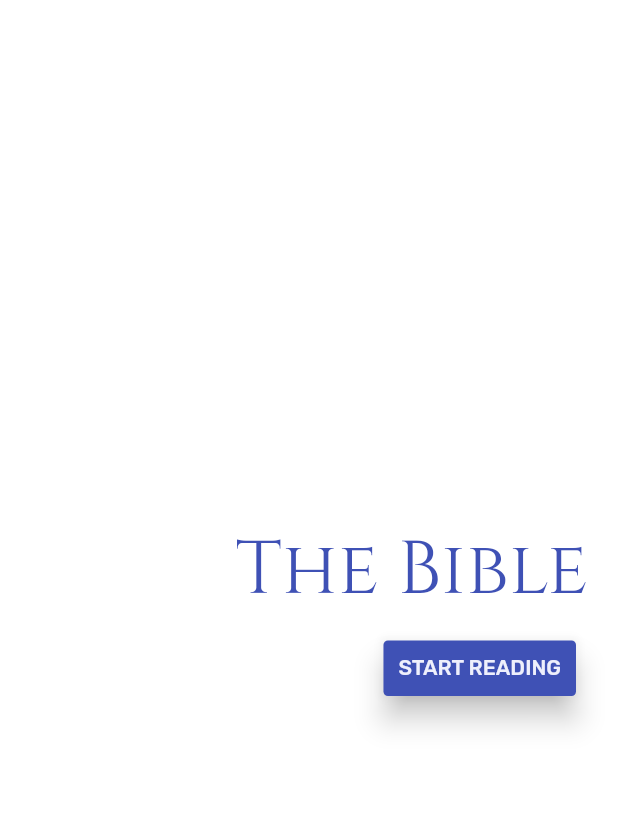
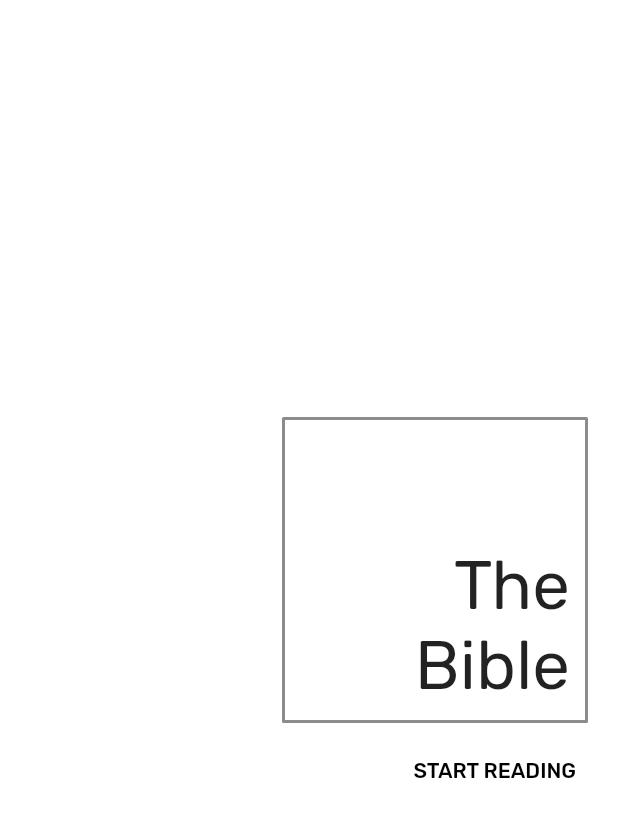
Before and after one commit to lazyelegance/theWord, a Flutter app: the screen it shows after launch, on a phone screen of 412 x 824 dp. Shown: the top 817 px of the screen. Run offline on Flutter 3.47's test engine with Material 2 defaults, Android fonts, the phone set to English and light mode, and no system bars.

Commit message:
updates welcome page styling

```diff
--- a/lib/welcome.dart
+++ b/lib/welcome.dart
@@ -6,45 +6,66 @@ class WelcomePage extends StatelessWidget {
   Widget _startButton(BuildContext context) {
     return new Padding(
       padding: const EdgeInsets.all(8.0),
-      child: RaisedButton(
+      child: FlatButton(
         padding: EdgeInsets.all(10.0),
-        elevation: 8.0,
-        color: kPrimaryColor,
-        textColor: kSurfaceDark,
+        color: kSurfaceWhite,
+        textColor: Colors.black,
         child: Text('START READING'),
         onPressed: () {
           Navigator.pop(context);
         },
         shape: RoundedRectangleBorder(
-          borderRadius: BorderRadius.all(Radius.circular(3.0)),
+          borderRadius: BorderRadius.all(Radius.circular(1.0)),
         ),
       ),
     );
   }
 
-  Widget _buildTitle(BuildContext context) {
+  Widget _buildContent(BuildContext context) {
     return Padding(
-      padding: const EdgeInsets.all(20.0),
+      padding: const EdgeInsets.all(10.0),
       child: Row(
         mainAxisAlignment: MainAxisAlignment.end,
         children: <Widget>[
           Column(
             mainAxisAlignment: MainAxisAlignment.center,
             crossAxisAlignment: CrossAxisAlignment.end,
+            children: <Widget>[_buildTitle(), _startButton(context)],
+          ),
+        ],
+      ),
+    );
+  }
+
+  Widget _buildTitle() {
+    return Container(
+      padding: EdgeInsets.all(10.0),
+      margin: EdgeInsets.only(right: 10.0),
+      decoration: BoxDecoration(
+        border: Border.all(
+          color: Colors.black45,
+          width: 2.0,
+        ),
+        borderRadius: BorderRadius.all(Radius.circular(1.0)),
+      ),
+      child: SizedBox(
+        height: 180.0,
+        width: 180.0,
+        child: Column(
+          mainAxisAlignment: MainAxisAlignment.end,
+          crossAxisAlignment: CrossAxisAlignment.end,
           children: <Widget>[
             Text(
               'The Bible',
               style: TextStyle(
-                    color: kPrimaryColor,
-                    fontSize: 50.0,
-                    fontFamily: 'Cinzel',
-                    fontWeight: FontWeight.w300),
+                  color: Colors.black87,
+                  fontSize: 45.0,
+                  fontFamily: 'Rubik',
+                  fontWeight: FontWeight.w100),
               textAlign: TextAlign.end,
             ),
-              _startButton(context)
           ],
         ),
-        ],
       ),
     );
   }
@@ -53,7 +74,7 @@ class WelcomePage extends StatelessWidget {
   Widget build(BuildContext context) {
     return new Scaffold(
       body: Center(
-        child: _buildTitle(context),
+        child: _buildContent(context),
       ),
     );
   }
--- a/pubspec.yaml
+++ b/pubspec.yaml
@@ -4,10 +4,12 @@ description: Bible mobile application built with Flutter
 dependencies:
   flutter:
     sdk: flutter
+  shared_preferences: "^0.4.2"
 
   # The following adds the Cupertino Icons font to your application.
   # Use with the CupertinoIcons class for iOS style icons.
   cupertino_icons: ^0.1.2
+
 
 dev_dependencies:
   flutter_test:
```
Also changed, not shown: pubspec.lock, 6 other files. Lines whose indentation alone changed are shown as unchanged.
